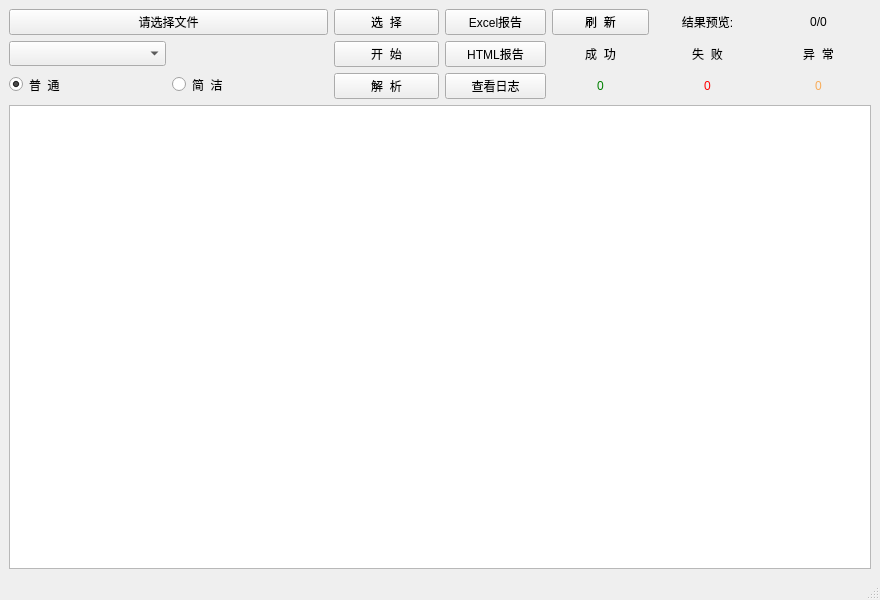
Above: common/ui/MainWindow.ui from YTSakura233/ApiAutoTest before the change. Below: the same form after it.
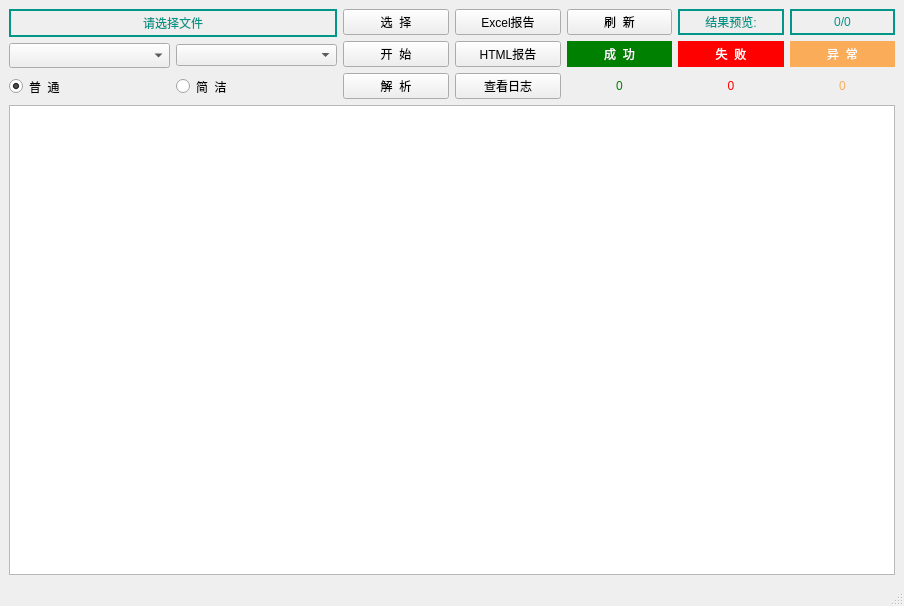
That is the form after the change.

What changed in the file:
```diff
--- a/common/ui/MainWindow.ui
+++ b/common/ui/MainWindow.ui
@@ -6,8 +6,8 @@
    <rect>
     <x>0</x>
     <y>0</y>
-    <width>880</width>
-    <height>600</height>
+    <width>904</width>
+    <height>606</height>
    </rect>
   </property>
   <property name="minimumSize">
@@ -28,7 +28,7 @@
      <layout class="QHBoxLayout" name="horizontalLayout" stretch="3,2,3">
       <item>
        <layout class="QGridLayout" name="gridLayout">
-        <item row="5" column="1">
+        <item row="6" column="1">
          <widget class="QRadioButton" name="model2">
           <property name="minimumSize">
            <size>
@@ -44,55 +44,7 @@
           </property>
          </widget>
         </item>
-        <item row="1" column="0">
-         <widget class="QComboBox" name="qSheetName">
-          <property name="minimumSize">
-           <size>
-            <width>0</width>
-            <height>25</height>
-           </size>
-          </property>
-          <property name="maximumSize">
-           <size>
-            <width>16777215</width>
-            <height>16777215</height>
-           </size>
-          </property>
-          <property name="styleSheet">
-           <string notr="true"/>
-          </property>
-          <property name="currentText">
-           <string/>
-          </property>
-         </widget>
-        </item>
-        <item row="1" column="1">
-         <widget class="QLabel" name="label">
-          <property name="styleSheet">
-           <string notr="true"/>
-          </property>
-          <property name="text">
-           <string/>
-          </property>
-         </widget>
-        </item>
-        <item row="0" column="0" colspan="2">
-         <widget class="QPushButton" name="fileName">
-          <property name="minimumSize">
-           <size>
-            <width>0</width>
-            <height>25</height>
-           </size>
-          </property>
-          <property name="styleSheet">
-           <string notr="true"/>
-          </property>
-          <property name="text">
-           <string>请选择文件</string>
-          </property>
-         </widget>
-        </item>
-        <item row="5" column="0">
+        <item row="6" column="0">
          <widget class="QRadioButton" name="model1">
           <property name="minimumSize">
            <size>
@@ -111,6 +63,45 @@
           </property>
          </widget>
         </item>
+        <item row="2" column="0">
+         <widget class="QComboBox" name="qSheetName">
+          <property name="minimumSize">
+           <size>
+            <width>0</width>
+            <height>25</height>
+           </size>
+          </property>
+          <property name="maximumSize">
+           <size>
+            <width>16777215</width>
+            <height>16777215</height>
+           </size>
+          </property>
+          <property name="styleSheet">
+           <string notr="true"/>
+          </property>
+          <property name="currentText">
+           <string/>
+          </property>
+         </widget>
+        </item>
+        <item row="2" column="1">
+         <widget class="QComboBox" name="label"/>
+        </item>
+        <item row="0" column="0" colspan="2">
+         <widget class="QLabel" name="fileName">
+          <property name="styleSheet">
+           <string notr="true">border:2px solid #009688;
+color: #009688</string>
+          </property>
+          <property name="text">
+           <string>请选择文件</string>
+          </property>
+          <property name="alignment">
+           <set>Qt::AlignCenter</set>
+          </property>
+         </widget>
+        </item>
        </layout>
       </item>
       <item>
@@ -242,92 +233,7 @@
       </item>
       <item>
        <layout class="QGridLayout" name="gridLayout_3">
-        <item row="1" column="0">
-         <widget class="QLabel" name="label_9">
-          <property name="minimumSize">
-           <size>
-            <width>0</width>
-            <height>25</height>
-           </size>
-          </property>
-          <property name="styleSheet">
-           <string notr="true"/>
-          </property>
-          <property name="text">
-           <string>成  功</string>
-          </property>
-          <property name="alignment">
-           <set>Qt::AlignCenter</set>
-          </property>
-          <property name="class" stdset="0">
-           <string>success</string>
-          </property>
-         </widget>
-        </item>
-        <item row="0" column="0">
-         <widget class="QPushButton" name="refresh">
-          <property name="minimumSize">
-           <size>
-            <width>0</width>
-            <height>25</height>
-           </size>
-          </property>
-          <property name="maximumSize">
-           <size>
-            <width>16777215</width>
-            <height>16777215</height>
-           </size>
-          </property>
-          <property name="styleSheet">
-           <string notr="true"/>
-          </property>
-          <property name="text">
-           <string>刷  新</string>
-          </property>
-         </widget>
-        </item>
-        <item row="1" column="2">
-         <widget class="QLabel" name="label_8">
-          <property name="minimumSize">
-           <size>
-            <width>105</width>
-            <height>25</height>
-           </size>
-          </property>
-          <property name="styleSheet">
-           <string notr="true"/>
-          </property>
-          <property name="text">
-           <string>异  常</string>
-          </property>
-          <property name="alignment">
-           <set>Qt::AlignCenter</set>
-          </property>
-          <property name="class" stdset="0">
-           <string>warning</string>
-          </property>
-         </widget>
-        </item>
-        <item row="2" column="1">
-         <widget class="QLabel" name="failNum">
-          <property name="minimumSize">
-           <size>
-            <width>0</width>
-            <height>25</height>
-           </size>
-          </property>
-          <property name="styleSheet">
-           <string notr="true">color: rgb(255,0,0);</string>
-          </property>
-          <property name="text">
-           <string>0</string>
-          </property>
-          <property name="alignment">
-           <set>Qt::AlignCenter</set>
-          </property>
-         </widget>
-        </item>
-        <item row="2" column="2">
+        <item row="3" column="2">
          <widget class="QLabel" name="skipNum">
           <property name="minimumSize">
            <size>
@@ -346,6 +252,71 @@
           </property>
          </widget>
         </item>
+        <item row="2" column="1">
+         <widget class="QLabel" name="label_7">
+          <property name="minimumSize">
+           <size>
+            <width>105</width>
+            <height>25</height>
+           </size>
+          </property>
+          <property name="styleSheet">
+           <string notr="true">background-color: rgb(255, 0, 0);
+color: rgb(255, 255, 255);</string>
+          </property>
+          <property name="text">
+           <string>失  败</string>
+          </property>
+          <property name="alignment">
+           <set>Qt::AlignCenter</set>
+          </property>
+          <property name="class" stdset="0">
+           <string>danger</string>
+          </property>
+         </widget>
+        </item>
+        <item row="0" column="1">
+         <widget class="QLabel" name="label_2">
+          <property name="minimumSize">
+           <size>
+            <width>0</width>
+            <height>25</height>
+           </size>
+          </property>
+          <property name="styleSheet">
+           <string notr="true">border:2px solid #009688;
+color: #009688</string>
+          </property>
+          <property name="text">
+           <string>结果预览:</string>
+          </property>
+          <property name="alignment">
+           <set>Qt::AlignCenter</set>
+          </property>
+         </widget>
+        </item>
+        <item row="0" column="0">
+         <widget class="QPushButton" name="refresh">
+          <property name="minimumSize">
+           <size>
+            <width>0</width>
+            <height>25</height>
+           </size>
+          </property>
+          <property name="maximumSize">
+           <size>
+            <width>16777215</width>
+            <height>16777215</height>
+           </size>
+          </property>
+          <property name="styleSheet">
+           <string notr="true"/>
+          </property>
+          <property name="text">
+           <string>刷  新</string>
+          </property>
+         </widget>
+        </item>
         <item row="0" column="2">
          <widget class="QLabel" name="result">
           <property name="minimumSize">
@@ -355,7 +326,8 @@
            </size>
           </property>
           <property name="styleSheet">
-           <string notr="true"/>
+           <string notr="true">border:2px solid #009688;
+color: #009688</string>
           </property>
           <property name="text">
            <string>0/0</string>
@@ -365,8 +337,8 @@
           </property>
          </widget>
         </item>
-        <item row="0" column="1">
-         <widget class="QLabel" name="label_2">
+        <item row="3" column="1">
+         <widget class="QLabel" name="failNum">
           <property name="minimumSize">
            <size>
             <width>0</width>
@@ -374,17 +346,17 @@
            </size>
           </property>
           <property name="styleSheet">
-           <string notr="true"/>
+           <string notr="true">color: rgb(255,0,0);</string>
           </property>
           <property name="text">
-           <string>结果预览:</string>
+           <string>0</string>
           </property>
           <property name="alignment">
            <set>Qt::AlignCenter</set>
           </property>
          </widget>
         </item>
-        <item row="2" column="0">
+        <item row="3" column="0">
          <widget class="QLabel" name="successNum">
           <property name="minimumSize">
            <size>
@@ -403,8 +375,31 @@
           </property>
          </widget>
         </item>
-        <item row="1" column="1">
-         <widget class="QLabel" name="label_7">
+        <item row="2" column="0">
+         <widget class="QLabel" name="label_9">
+          <property name="minimumSize">
+           <size>
+            <width>0</width>
+            <height>25</height>
+           </size>
+          </property>
+          <property name="styleSheet">
+           <string notr="true">background-color: rgb(0, 128, 0);
+color: rgb(255, 255, 255);</string>
+          </property>
+          <property name="text">
+           <string>成  功</string>
+          </property>
+          <property name="alignment">
+           <set>Qt::AlignCenter</set>
+          </property>
+          <property name="class" stdset="0">
+           <string>success</string>
+          </property>
+         </widget>
+        </item>
+        <item row="2" column="2">
+         <widget class="QLabel" name="label_8">
           <property name="minimumSize">
            <size>
             <width>105</width>
@@ -412,10 +407,11 @@
            </size>
           </property>
           <property name="styleSheet">
-           <string notr="true"/>
+           <string notr="true">background-color: rgb(250, 172, 89);
+color: rgb(255, 255, 255);</string>
           </property>
           <property name="text">
-           <string>失  败</string>
+           <string>异  常</string>
           </property>
           <property name="alignment">
            <set>Qt::AlignCenter</set>
```
Left out of the diff: 4 changed lines with no effect on the pictures.
